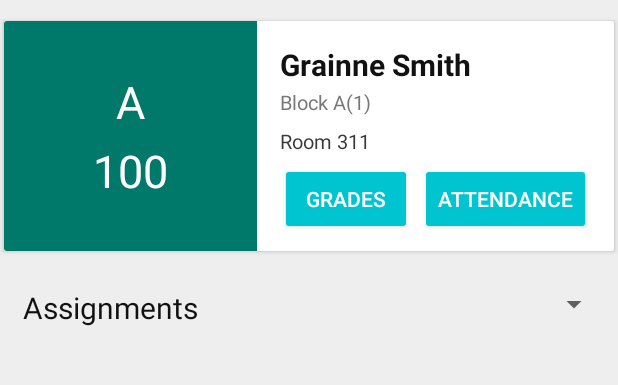
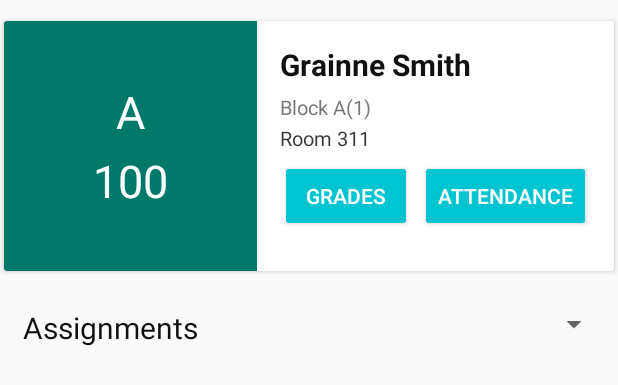
Before and after one commit to SchoolPower/SchoolPower-Android, an Android app: the layout course_detail_header.xml on its own in the app's theme, with its tools: preview values and no code run, on a phone screen of 412 x 824 dp. Shown: the top 385 px of the screen. Run offline under Robolectric (Android 15) with nearby library versions, the phone set to English and light mode, and no system bars.

Commit message:
theme fix

```diff
--- a/app/src/main/java/com/carbonylgroup/schoolpower/activities/LoginActivity.kt
+++ b/app/src/main/java/com/carbonylgroup/schoolpower/activities/LoginActivity.kt
@@ -8,15 +8,11 @@ package com.carbonylgroup.schoolpower.activities
 import android.app.Activity
 import android.app.ProgressDialog
 import android.content.Intent
-import android.content.SharedPreferences
 import android.os.Bundle
 import android.os.Handler
 import android.os.Message
 import android.support.design.widget.Snackbar
-import android.view.View
 import android.widget.EditText
-
-import java.security.PublicKey
 
 import com.carbonylgroup.schoolpower.R
 import com.carbonylgroup.schoolpower.classes.Utils.Utils
@@ -28,7 +24,7 @@ class LoginActivity : Activity() {
 
     override fun onCreate(savedInstanceState: Bundle?) {
 
-        setTheme(R.style.Theme_Panzer)
+        setTheme(R.style.Design)
         super.onCreate(savedInstanceState)
         checkIfLoggedIn()
         setContentView(R.layout.login_content)
--- a/app/src/main/res/layout/course_detail_header.xml
+++ b/app/src/main/res/layout/course_detail_header.xml
@@ -2,7 +2,6 @@
 
 <RelativeLayout xmlns:android="http://schemas.android.com/apk/res/android"
     xmlns:app="http://schemas.android.com/apk/res-auto"
-    xmlns:tools="http://schemas.android.com/tools"
     android:layout_width="match_parent"
     android:layout_height="wrap_content">
 
@@ -59,9 +58,7 @@
                     android:id="@+id/detail_header_profile_outer_view"
                     android:layout_width="wrap_content"
                     android:layout_height="match_parent"
-                    android:paddingEnd="15dp"
-                    android:paddingStart="15dp"
-                    android:paddingTop="15dp">
+                    android:padding="15dp">
 
                     <RelativeLayout
                         android:id="@+id/detail_header_profile_inner_view"
@@ -82,26 +79,20 @@
                             android:layout_width="wrap_content"
                             android:layout_height="wrap_content"
                             android:layout_below="@id/detail_header_teacher_name_tv"
-                            android:layout_marginTop="2dp"
+                            android:layout_marginTop="5dp"
                             android:text="Block A(1)"
                             android:textColor="@color/text_secondary_black"
                             android:textSize="13sp" />
 
-                        <RelativeLayout
+                        <TextView
+                            android:id="@+id/detail_header_room_tv"
                             android:layout_width="wrap_content"
                             android:layout_height="wrap_content"
                             android:layout_below="@id/detail_header_block_tv"
-                            android:layout_marginTop="7dp">
-
-                            <TextView
-                                android:id="@+id/detail_header_room_tv"
-                                android:layout_width="wrap_content"
-                                android:layout_height="wrap_content"
-                                android:text="Room 311"
-                                android:textColor="@color/text_primary_black"
-                                android:textSize="13sp" />
-
-                        </RelativeLayout>
+                            android:layout_marginTop="2dp"
+                            android:text="Room 311"
+                            android:textColor="@color/text_primary_black"
+                            android:textSize="13sp" />
 
                     </RelativeLayout>
 
--- a/app/src/main/res/values/styles.xml
+++ b/app/src/main/res/values/styles.xml
@@ -2,37 +2,27 @@
 
 <resources>
 
-    <style name="Theme.Design" parent="Theme.AppCompat.Light.NoActionBar">
-        <item name="actionMenuTextColor">#fff</item>
+    <style name="Design" parent="Theme.AppCompat.Light.DarkActionBar">
         <item name="windowNoTitle">true</item>
-        <item name="windowActionBar">true</item>
-        <item name="android:windowBackground">@color/primary_light</item>
+        <item name="windowActionBar">false</item>
         <item name="android:windowTranslucentNavigation">false</item>
         <item name="android:windowTranslucentStatus">false</item>
         <item name="android:navigationBarColor">@color/primary</item>
-        <item name="android:actionOverflowButtonStyle">@style/Theme.Design.OverFlow</item>
-    </style>
-
-    <style name="Theme.Panzer" parent="Theme.Design">
+        <item name="drawerArrowStyle">@style/Design.DrawerArrowStyle</item>
         <item name="colorPrimary">@color/primary</item>
         <item name="colorPrimaryDark">@color/primary_dark</item>
         <item name="colorAccent">@color/accent</item>
-        <item name="drawerArrowStyle">@style/DrawerArrowStyle</item>
-        <item name="android:navigationBarColor">@color/primary</item>
     </style>
 
-    <style name="Theme.Design.OverFlow">
-        <item name="android:src">@drawable/ic_more_vert</item>
-        <item name="android:paddingEnd">5dp</item>
-    </style>
-
-    <style name="DrawerArrowStyle" parent="@style/Widget.AppCompat.DrawerArrowToggle">
+    <style name="Design.DrawerArrowStyle" parent="@style/Widget.AppCompat.DrawerArrowToggle">
         <item name="spinBars">true</item>
         <item name="color">@android:color/white</item>
     </style>
 
-    <style name="Theme.Panzer.AppBarOverlay" parent="ThemeOverlay.AppCompat.ActionBar" />
-
-    <style name="Theme.Panzer.PopupOverlay" parent="ThemeOverlay.AppCompat.Light" />
+    <style name="Design.TitleTextStyle" parent="@android:style/TextAppearance.Holo.Widget.ActionBar.Title">
+        <item name="android:fontFamily">sans-serif-light</item>
+        <item name="android:textSize">@dimen/app_name_size</item>
+        <item name="android:textAppearance">@android:style/TextAppearance.Material.Title</item>
+    </style>
 
 </resources>
--- a/build.gradle
+++ b/build.gradle
@@ -8,7 +8,7 @@ buildscript {
         mavenCentral()
     }
     dependencies {
-        classpath 'com.android.tools.build:gradle:2.3.1'
+        classpath 'com.android.tools.build:gradle:2.3.2'
         classpath 'com.jakewharton:butterknife-gradle-plugin:8.4.0'
         classpath "org.jetbrains.kotlin:kotlin-gradle-plugin:$kotlin_version"
         // NOTE: Do not place your application dependencies here; they belong
```
Also changed, not shown: app/src/main/AndroidManifest.xml (+3 -5 lines), app/src/main/java/com/carbonylgroup/schoolpower/activities/MainActivity.kt (+14 -16 lines), app/src/main/java/com/carbonylgroup/schoolpower/classes/Adapter/CourseDetailAdapter.kt (+9 -23 lines), app/src/main/res/layout/main_content.xml (+4 -11 lines).
